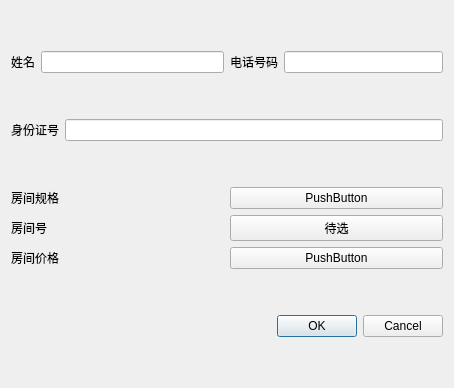
Old version of the form HotelManagementSystem/book.ui in the repository johnhom1024/HotelManagementSystem.
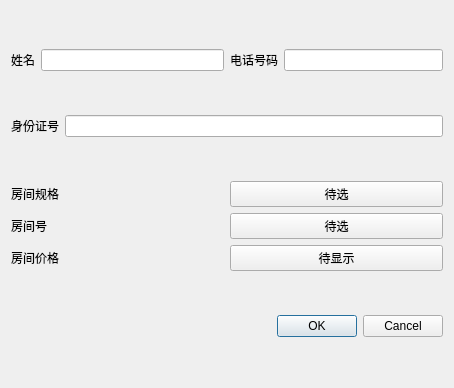
New version of the form.

Diff of the .ui file:
```diff
--- a/HotelManagementSystem/book.ui
+++ b/HotelManagementSystem/book.ui
@@ -74,7 +74,7 @@
        <item>
         <widget class="QPushButton" name="roomTypeBtn">
          <property name="text">
-          <string>PushButton</string>
+          <string>待选</string>
          </property>
         </widget>
        </item>
@@ -110,7 +110,7 @@
        <item>
         <widget class="QPushButton" name="pushButton_3">
          <property name="text">
-          <string>PushButton</string>
+          <string>待显示</string>
          </property>
         </widget>
        </item>
```
